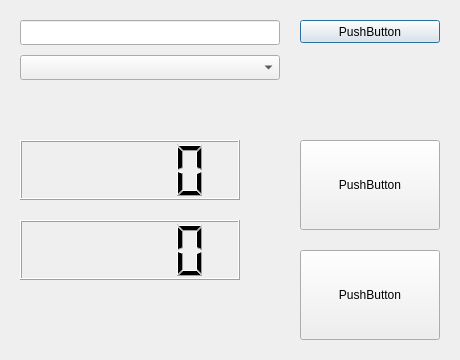
Above: GUI.ui from Cornholius/time-count before the change. Below: the same form after it.
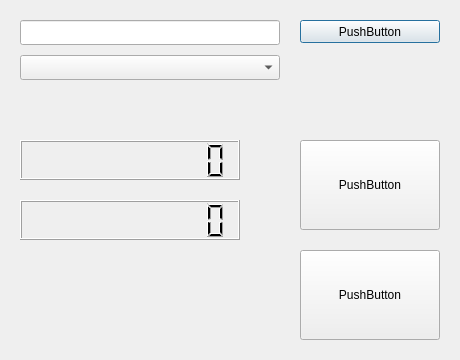
That is the form after the change.

```diff
--- a/GUI.ui
+++ b/GUI.ui
@@ -78,19 +78,31 @@
      <x>20</x>
      <y>140</y>
      <width>220</width>
-     <height>60</height>
+     <height>40</height>
     </rect>
    </property>
+   <property name="digitCount">
+    <number>10</number>
+   </property>
+   <property name="intValue" stdset="0">
+    <number>0</number>
+   </property>
   </widget>
   <widget class="QLCDNumber" name="total_money_count">
    <property name="geometry">
     <rect>
      <x>20</x>
-     <y>220</y>
+     <y>200</y>
      <width>220</width>
-     <height>60</height>
+     <height>40</height>
     </rect>
    </property>
+   <property name="smallDecimalPoint">
+    <bool>false</bool>
+   </property>
+   <property name="digitCount">
+    <number>10</number>
+   </property>
   </widget>
  </widget>
  <resources/>
```
